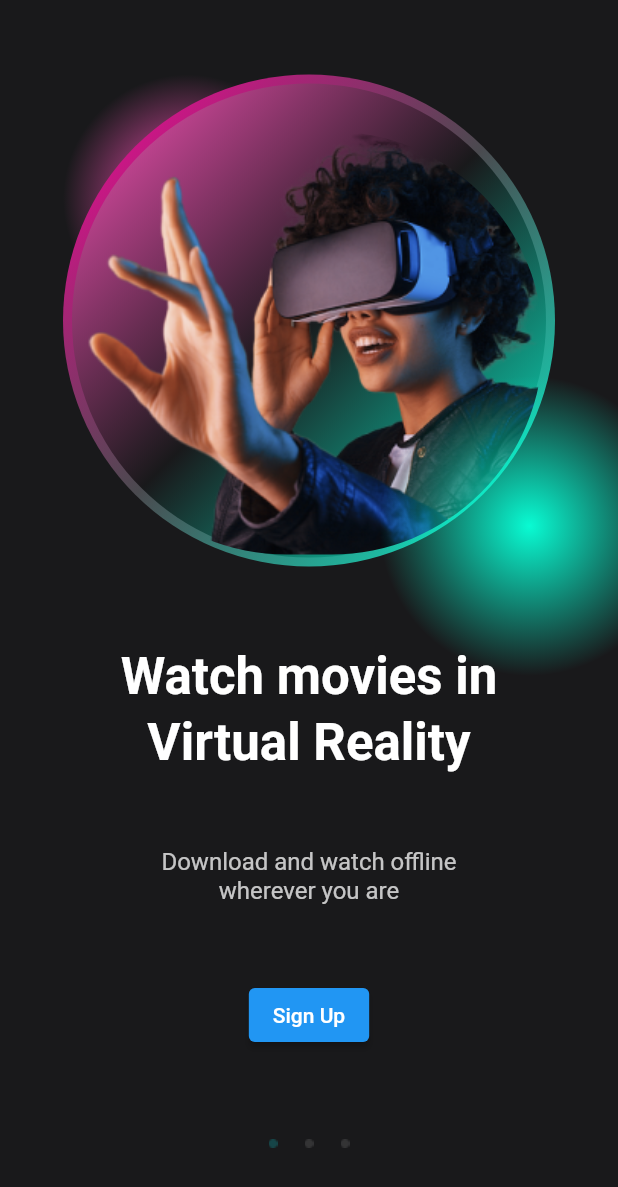
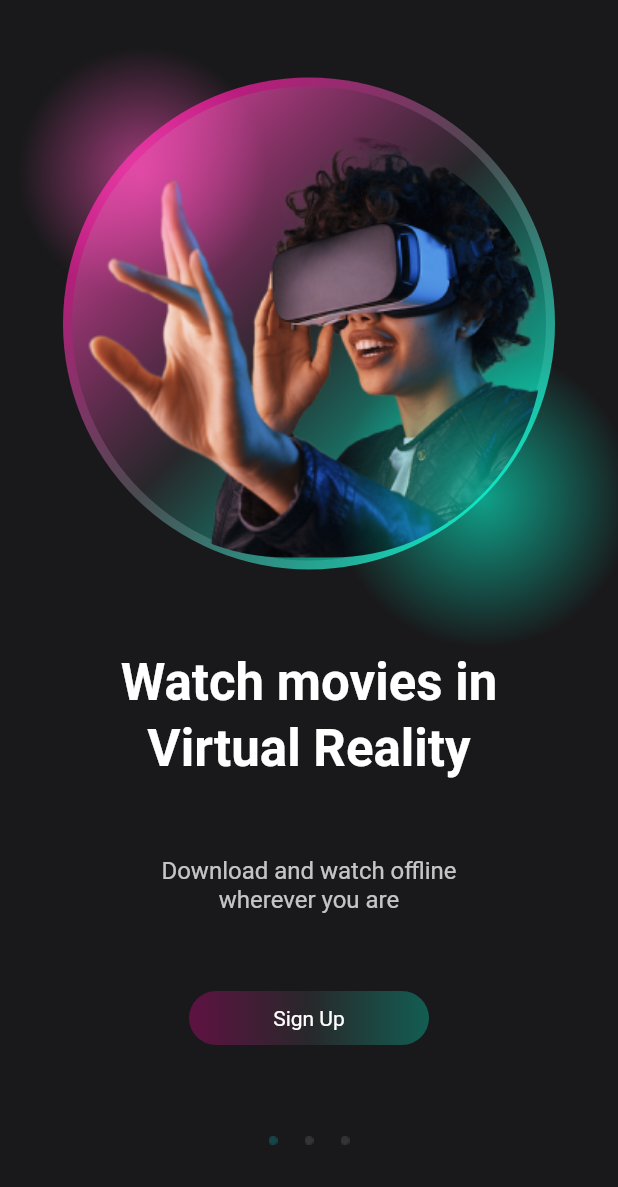
Before and after one commit to jgarzon26/vr_movie_neon, a Flutter app: the screen it shows after launch, on a phone screen of 412 x 824 dp. Shown: the top 1187 px of the screen. Run offline on Flutter 3.47's test engine with Material 2 defaults, Android fonts, the light colour scheme and no system bars.

Commit message:
Design SignUp

```diff
--- a/lib/homepage/homepage.dart
+++ b/lib/homepage/homepage.dart
@@ -8,7 +8,6 @@ class HomePage extends StatelessWidget {
 
     return Scaffold(
       backgroundColor: Color.fromRGBO(25, 25, 27, 1),
-
       body: Center(
         child: Column(
           mainAxisAlignment: MainAxisAlignment.spaceEvenly,
@@ -16,29 +15,6 @@ class HomePage extends StatelessWidget {
             Stack(
               clipBehavior: Clip.none,
               children: [
-                Positioned(
-                  left: 0,
-                  top: 0,
-                  child: Container(
-                    height: 166,
-                    width: 166,
-                    decoration: BoxDecoration(
-                      shape: BoxShape.circle,
-                      gradient: RadialGradient(
-                        colors: [
-                          Color.fromRGBO(254, 83, 187, 1),
-                          Color.fromRGBO(254, 83, 187, 0),
-                        ],
-                        center: Alignment.center,
-                        radius: 0.5,
-                      ),
-                      border: Border.all(
-                        color: Colors.transparent,
-                        width: 2,
-                      ),
-                    ),
-                  ),
-                ),
                 Container(
                   width: 328,
                   height: 328,
@@ -71,7 +47,7 @@ class HomePage extends StatelessWidget {
                         gradient: LinearGradient(
                           colors: [
                             Color.fromRGBO(254, 83, 187, 1),
-                            Color.fromRGBO(25, 25, 27, 1),
+                            Color.fromRGBO(25, 25, 27, 0.7),
                             Color.fromRGBO(9, 251, 211, 1),
                           ],
                           begin: Alignment.topLeft,
@@ -95,8 +71,31 @@ class HomePage extends StatelessWidget {
                   ),
                 ),
                 Positioned(
-                  left: 211,
-                  top: 201,
+                  left: -30,
+                  top: -20,
+                  child: Container(
+                    height: 166,
+                    width: 166,
+                    decoration: BoxDecoration(
+                      shape: BoxShape.circle,
+                      gradient: RadialGradient(
+                        colors: [
+                          Color.fromRGBO(254, 83, 187, 0.6),
+                          Color.fromRGBO(254, 83, 187, 0),
+                        ],
+                        center: Alignment.center,
+                        radius: 0.5,
+                      ),
+                      border: Border.all(
+                        color: Colors.transparent,
+                        width: 2,
+                      ),
+                    ),
+                  ),
+                ),
+                Positioned(
+                  left: 180,
+                  top: 180,
                   child: Container(
                     height: 200,
                     width: 200,
@@ -104,7 +103,7 @@ class HomePage extends StatelessWidget {
                       shape: BoxShape.circle,
                       gradient: RadialGradient(
                         colors: [
-                          Color.fromRGBO(9, 251, 211, 1),
+                          Color.fromRGBO(9, 251, 211, 0.6),
                           Color.fromRGBO(9, 251, 211, 0),
                         ],
                         center: Alignment.center,
@@ -144,9 +143,44 @@ class HomePage extends StatelessWidget {
                 ),
               ),
             ),
-            ElevatedButton(
-              onPressed: () {},
-              child: Text('Sign Up'),
+            Container(
+              width: 160,
+              height: 36,
+              decoration: BoxDecoration(
+                borderRadius: BorderRadius.circular(75),
+                gradient: LinearGradient(
+                  colors: [
+                    HSLColor.fromColor(Color.fromRGBO(254, 83, 187, 0.3)).withLightness(0.5).toColor(),
+                    //Color.fromRGBO(254, 83, 187, 1),
+                    HSLColor.fromColor(Color.fromRGBO(25, 25, 27, 0.3),).withLightness(0.3).toColor(),
+                    //Color.fromRGBO(25, 25, 27, 1),
+                    HSLColor.fromColor(Color.fromRGBO(9, 251, 211, 0.3)).withLightness(0.5).toColor(),
+                  ],
+                ),
+              ),
+              child: ElevatedButton(
+                style: ElevatedButton.styleFrom(
+                  backgroundColor: Colors.transparent,
+                  elevation: 0,
+                  shadowColor: Colors.transparent,
+                ),
+                onPressed: () {},
+                child: Container(
+                  width: double.infinity,
+                  height: double.infinity,
+                  //constraints: BoxConstraints(maxWidth: 200.0, minHeight: 50.0),
+                  alignment: Alignment.center,
+                  child: Text(
+                    "Sign Up",
+                    textAlign: TextAlign.center,
+                    style: TextStyle(
+                      color: Colors.white,
+                      fontWeight: FontWeight.w400,
+                      fontSize: 14,
+                    ),
+                  ),
+                ),
+              ),
             ),
             Row(
               mainAxisAlignment: MainAxisAlignment.center,
```
